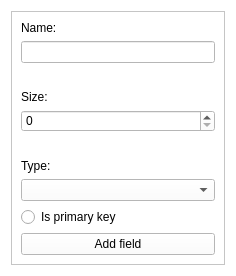
carlosvelaquez/ProyectoEDII, file addfieldwindow.ui: the form before one commit.
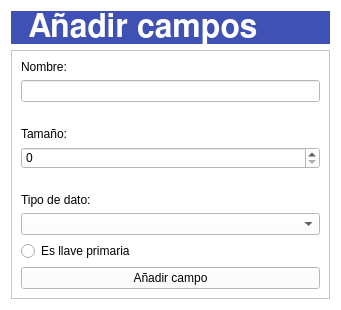
The form after the commit.

```diff
--- a/addfieldwindow.ui
+++ b/addfieldwindow.ui
@@ -6,8 +6,8 @@
    <rect>
     <x>0</x>
     <y>0</y>
-    <width>236</width>
-    <height>276</height>
+    <width>341</width>
+    <height>310</height>
    </rect>
   </property>
   <property name="windowTitle">
@@ -16,7 +16,26 @@
   <property name="styleSheet">
    <string notr="true">background-color: rgb(255, 255, 255);</string>
   </property>
-  <layout class="QHBoxLayout" name="horizontalLayout">
+  <layout class="QVBoxLayout" name="verticalLayout">
+   <item>
+    <widget class="QLabel" name="label_4">
+     <property name="font">
+      <font>
+       <family>FreeSans</family>
+       <pointsize>24</pointsize>
+       <weight>75</weight>
+       <bold>true</bold>
+      </font>
+     </property>
+     <property name="styleSheet">
+      <string notr="true">background-color:#3F51B5;
+color: white;</string>
+     </property>
+     <property name="text">
+      <string>  Añadir campos</string>
+     </property>
+    </widget>
+   </item>
    <item>
     <widget class="QFrame" name="frame">
      <property name="frameShape">
@@ -29,7 +48,7 @@
       <item>
        <widget class="QLabel" name="label">
         <property name="text">
-         <string>Name:</string>
+         <string>Nombre:</string>
         </property>
        </widget>
       </item>
@@ -52,7 +71,7 @@
       <item>
        <widget class="QLabel" name="label_2">
         <property name="text">
-         <string>Size:</string>
+         <string>Tamaño:</string>
         </property>
        </widget>
       </item>
@@ -75,7 +94,7 @@
       <item>
        <widget class="QLabel" name="label_3">
         <property name="text">
-         <string>Type:</string>
+         <string>Tipo de dato:</string>
         </property>
        </widget>
       </item>
@@ -85,14 +104,14 @@
       <item>
        <widget class="QRadioButton" name="radioButton_ispk">
         <property name="text">
-         <string>Is primary key</string>
+         <string>Es llave primaria</string>
         </property>
        </widget>
       </item>
       <item>
        <widget class="QPushButton" name="pushButton_addfield">
         <property name="text">
-         <string>Add field</string>
+         <string>Añadir campo</string>
         </property>
        </widget>
       </item>
```
